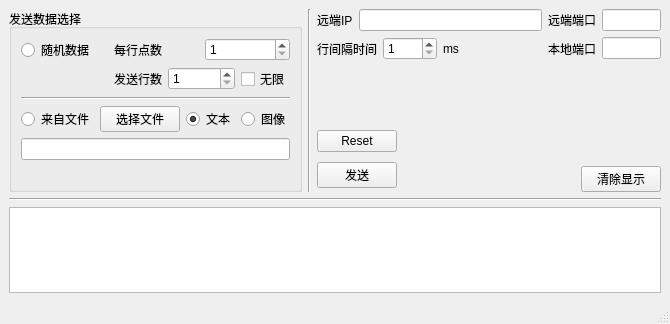
Before: the Qt Designer form mainwindow.ui in curious-heart/PointDataSender, drawn with Qt 5.
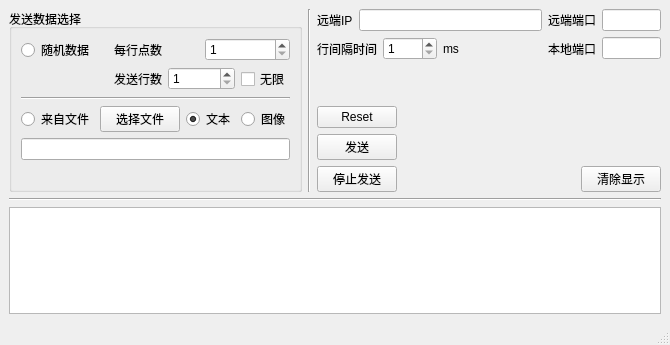
After: the same form once the commit is applied.

```diff
--- a/mainwindow.ui
+++ b/mainwindow.ui
@@ -7,7 +7,7 @@
     <x>0</x>
     <y>0</y>
     <width>670</width>
-    <height>324</height>
+    <height>345</height>
    </rect>
   </property>
   <property name="windowTitle">
@@ -305,6 +305,13 @@
               </property>
              </widget>
             </item>
+            <item>
+             <widget class="QPushButton" name="stopSendBtn">
+              <property name="text">
+               <string>停止发送</string>
+              </property>
+             </widget>
+            </item>
            </layout>
           </item>
           <item>
```
